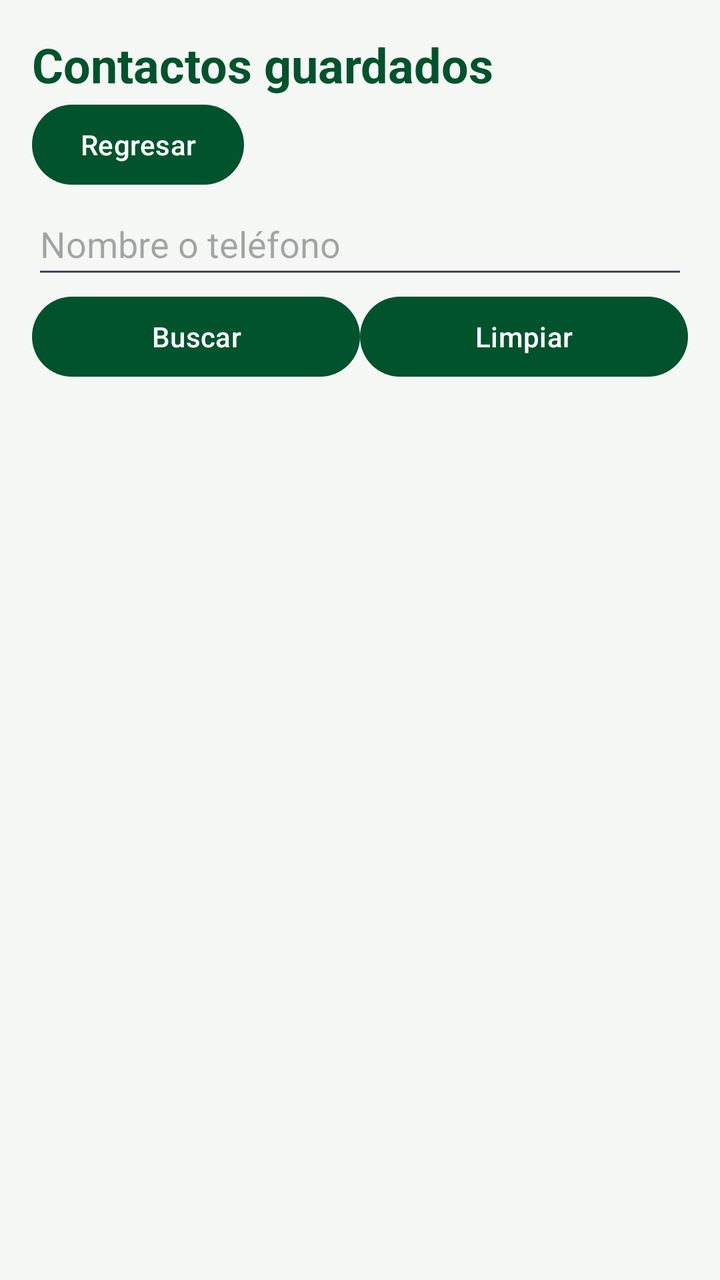
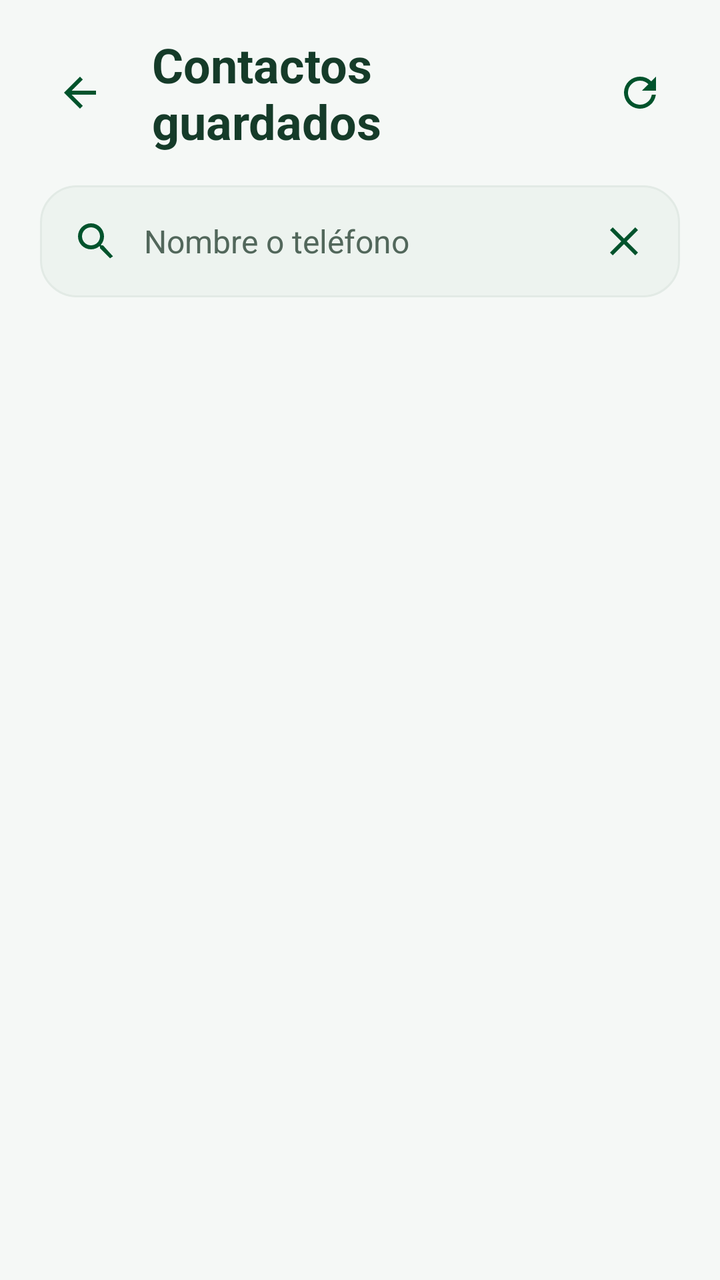

Before-and-after screenshots of an Android layout around one commit, followed by the original layout XML and the change that was made.
<!-- AndroidManifest.xml: activity theme Theme.ContactosGuardados -->
<!-- res/layout/activity_contactos.xml -->
<?xml version="1.0" encoding="utf-8"?>
<LinearLayout xmlns:android="http://schemas.android.com/apk/res/android"
    android:id="@+id/cg_raiz" android:layout_width="match_parent" android:layout_height="match_parent"
    android:orientation="vertical" android:background="#F5F7F5">
    <LinearLayout android:layout_width="match_parent" android:layout_height="wrap_content" android:orientation="vertical" android:padding="16dp">
        <TextView android:layout_width="match_parent" android:layout_height="wrap_content"
            android:text="@string/cg_titulo" android:textSize="24sp" android:textStyle="bold" android:textColor="#00532C" android:accessibilityHeading="true"/>
        <Button android:id="@+id/cg_volver" android:layout_width="wrap_content" android:layout_height="wrap_content" android:text="@string/cg_volver"/>
        <EditText android:id="@+id/cg_busqueda" android:layout_width="match_parent" android:layout_height="wrap_content"
            android:minHeight="48dp" android:hint="@string/cg_buscar_hint" android:inputType="text" android:singleLine="true" android:imeOptions="actionSearch"/>
        <LinearLayout android:layout_width="match_parent" android:layout_height="wrap_content" android:orientation="horizontal">
            <Button android:id="@+id/cg_buscar" android:layout_width="0dp" android:layout_weight="1" android:layout_height="wrap_content" android:text="@string/cg_buscar"/>
            <Button android:id="@+id/cg_limpiar" android:layout_width="0dp" android:layout_weight="1" android:layout_height="wrap_content" android:text="@string/cg_limpiar"/>
        </LinearLayout>
        <ProgressBar android:id="@+id/cg_progreso" android:layout_width="32dp" android:layout_height="32dp" android:layout_gravity="center_horizontal" android:visibility="gone"/>
        <TextView android:id="@+id/cg_estado" android:layout_width="match_parent" android:layout_height="wrap_content" android:accessibilityLiveRegion="polite" android:textColor="#333333"/>
        <Button android:id="@+id/cg_reintentar" android:layout_width="match_parent" android:layout_height="wrap_content" android:text="@string/cg_reintentar" android:visibility="gone"/>
    </LinearLayout>
    <ListView android:id="@+id/cg_lista" android:layout_width="match_parent" android:layout_height="0dp" android:layout_weight="1" android:clipToPadding="false" android:paddingLeft="16dp" android:paddingRight="16dp" android:paddingBottom="16dp" android:divider="@android:color/transparent" android:dividerHeight="12dp"/>
</LinearLayout>
<!-- resources referenced by this layout -->
<resources>
  <string name="cg_buscar">Buscar</string>
  <string name="cg_buscar_hint">Nombre o teléfono</string>
  <string name="cg_limpiar">Limpiar</string>
  <string name="cg_reintentar">Reintentar</string>
  <string name="cg_titulo">Contactos guardados</string>
  <string name="cg_volver">Regresar</string>
  <style name="Theme.ContactosGuardados" parent="Theme.Material3.Light.NoActionBar">
          <item name="colorPrimary">#00532C</item>
          <item name="colorOnPrimary">#FFFFFF</item>
          <item name="colorSecondary">#00532C</item>
          <item name="android:colorAccent">#00532C</item>
          <item name="android:windowLightStatusBar">true</item>
      </style>
</resources>

<!-- the commit's change to res/layout/activity_contactos.xml (unified diff, before → after) -->
@@ -1,20 +1,16 @@
 <?xml version="1.0" encoding="utf-8"?>
-<LinearLayout xmlns:android="http://schemas.android.com/apk/res/android"
-    android:id="@+id/cg_raiz" android:layout_width="match_parent" android:layout_height="match_parent"
-    android:orientation="vertical" android:background="#F5F7F5">
-    <LinearLayout android:layout_width="match_parent" android:layout_height="wrap_content" android:orientation="vertical" android:padding="16dp">
-        <TextView android:layout_width="match_parent" android:layout_height="wrap_content"
-            android:text="@string/cg_titulo" android:textSize="24sp" android:textStyle="bold" android:textColor="#00532C" android:accessibilityHeading="true"/>
-        <Button android:id="@+id/cg_volver" android:layout_width="wrap_content" android:layout_height="wrap_content" android:text="@string/cg_volver"/>
-        <EditText android:id="@+id/cg_busqueda" android:layout_width="match_parent" android:layout_height="wrap_content"
-            android:minHeight="48dp" android:hint="@string/cg_buscar_hint" android:inputType="text" android:singleLine="true" android:imeOptions="actionSearch"/>
-        <LinearLayout android:layout_width="match_parent" android:layout_height="wrap_content" android:orientation="horizontal">
-            <Button android:id="@+id/cg_buscar" android:layout_width="0dp" android:layout_weight="1" android:layout_height="wrap_content" android:text="@string/cg_buscar"/>
-            <Button android:id="@+id/cg_limpiar" android:layout_width="0dp" android:layout_weight="1" android:layout_height="wrap_content" android:text="@string/cg_limpiar"/>
-        </LinearLayout>
-        <ProgressBar android:id="@+id/cg_progreso" android:layout_width="32dp" android:layout_height="32dp" android:layout_gravity="center_horizontal" android:visibility="gone"/>
-        <TextView android:id="@+id/cg_estado" android:layout_width="match_parent" android:layout_height="wrap_content" android:accessibilityLiveRegion="polite" android:textColor="#333333"/>
-        <Button android:id="@+id/cg_reintentar" android:layout_width="match_parent" android:layout_height="wrap_content" android:text="@string/cg_reintentar" android:visibility="gone"/>
-    </LinearLayout>
-    <ListView android:id="@+id/cg_lista" android:layout_width="match_parent" android:layout_height="0dp" android:layout_weight="1" android:clipToPadding="false" android:paddingLeft="16dp" android:paddingRight="16dp" android:paddingBottom="16dp" android:divider="@android:color/transparent" android:dividerHeight="12dp"/>
+<LinearLayout xmlns:android="http://schemas.android.com/apk/res/android" xmlns:app="http://schemas.android.com/apk/res-auto" android:id="@+id/cg_raiz" android:layout_width="match_parent" android:layout_height="match_parent" android:orientation="vertical" android:background="#F5F8F6">
+<LinearLayout android:layout_width="match_parent" android:layout_height="wrap_content" android:padding="16dp" android:gravity="center_vertical">
+<com.google.android.material.button.MaterialButton android:id="@+id/cg_volver" style="@style/Widget.Contactos.Icon" app:icon="@drawable/cg_ic_back" android:contentDescription="@string/cg_volver" />
+<TextView android:layout_width="0dp" android:layout_weight="1" android:layout_height="wrap_content" android:layout_marginStart="12dp" android:text="@string/cg_titulo" android:textSize="24sp" android:textStyle="bold" android:textColor="#153B29" android:id="@+id/cg_encabezado"/>
+<com.google.android.material.button.MaterialButton android:id="@+id/cg_reintentar" style="@style/Widget.Contactos.Icon" app:icon="@drawable/cg_ic_refresh" android:contentDescription="@string/cg_actualizar" />
 </LinearLayout>
+<LinearLayout android:layout_width="match_parent" android:layout_height="wrap_content" android:layout_marginHorizontal="20dp" android:background="@drawable/cg_bg_search" android:gravity="center_vertical" android:padding="4dp">
+<com.google.android.material.button.MaterialButton android:id="@+id/cg_buscar" style="@style/Widget.Contactos.Icon" app:icon="@drawable/cg_ic_search" android:contentDescription="@string/cg_buscar" />
+<EditText android:importantForAutofill="no" android:id="@+id/cg_busqueda" android:layout_width="0dp" android:layout_weight="1" android:layout_height="wrap_content" android:minHeight="48dp" android:background="@null" android:hint="@string/cg_buscar_hint" android:textColor="#153B29" android:textColorHint="#52675B" android:textSize="16sp" android:inputType="text" android:singleLine="true" android:imeOptions="actionSearch"/>
+<com.google.android.material.button.MaterialButton android:id="@+id/cg_limpiar" style="@style/Widget.Contactos.Icon" app:icon="@drawable/cg_ic_close" android:contentDescription="@string/cg_limpiar" />
+</LinearLayout>
+<ProgressBar android:id="@+id/cg_progreso" style="?android:attr/progressBarStyleHorizontal" android:layout_width="match_parent" android:layout_height="4dp" android:layout_marginHorizontal="24dp" android:layout_marginTop="12dp" android:indeterminate="true" android:visibility="gone"/>
+<TextView android:id="@+id/cg_estado" android:layout_width="match_parent" android:layout_height="wrap_content" android:paddingHorizontal="24dp" android:paddingVertical="16dp" android:textSize="14sp" android:textColor="#52675B" android:accessibilityLiveRegion="polite"/>
+<ListView android:id="@+id/cg_lista" android:layout_width="match_parent" android:layout_height="0dp" android:layout_weight="1" android:clipToPadding="false" android:paddingHorizontal="20dp" android:paddingBottom="20dp" android:divider="@android:color/transparent" android:dividerHeight="12dp" android:scrollbars="none"/>
+</LinearLayout>
<!-- resource entries referenced after the edit -->
@@ -1,12 +1,26 @@
 <!-- resources referenced by this layout -->
 <resources>
+  <!-- drawable cg_bg_search (drawable) -->
+  <shape xmlns:android="http://schemas.android.com/apk/res/android"><solid android:color="#EDF3EF"/><corners android:radius="18dp"/><stroke android:width="1dp" android:color="#E2EAE5"/></shape>
+  <!-- drawable cg_ic_back (drawable) -->
+  <vector xmlns:android="http://schemas.android.com/apk/res/android" android:width="24dp" android:height="24dp" android:viewportWidth="24" android:viewportHeight="24"><path android:fillColor="#00532C" android:pathData="M20,11H7.83l5.59,-5.59L12,4l-8,8 8,8 1.41,-1.41L7.83,13H20z"/></vector>
+  <!-- drawable cg_ic_close (drawable) -->
+  <vector xmlns:android="http://schemas.android.com/apk/res/android" android:width="24dp" android:height="24dp" android:viewportWidth="24" android:viewportHeight="24"><path android:fillColor="#00532C" android:pathData="M19,6.41L17.59,5 12,10.59 6.41,5 5,6.41 10.59,12 5,17.59 6.41,19 12,13.41 17.59,19 19,17.59 13.41,12z"/></vector>
+  <!-- drawable cg_ic_refresh (drawable) -->
+  <vector xmlns:android="http://schemas.android.com/apk/res/android" android:width="24dp" android:height="24dp" android:viewportWidth="24" android:viewportHeight="24"><path android:fillColor="#00532C" android:pathData="M17.65,6.35A7.95,7.95 0,0 0,12 4a8,8 0,1 0,7.93 9h-2.02A6,6 0,1 1,12 6c1.66,0 3.14,0.69 4.22,1.78L13,11h7V4z"/></vector>
+  <!-- drawable cg_ic_search (drawable) -->
+  <vector xmlns:android="http://schemas.android.com/apk/res/android" android:width="24dp" android:height="24dp" android:viewportWidth="24" android:viewportHeight="24"><path android:fillColor="#00532C" android:pathData="M15.5,14h-0.79l-0.28,-0.27A6.471,6.471 0,0 0,16 9.5 6.5,6.5 0,1 0,9.5 16c1.61,0 3.09,-0.59 4.23,-1.57l0.27,0.28v0.79l5,4.99L20.49,19.5zM9.5,14C7.01,14 5,11.99 5,9.5S7.01,5 9.5,5 14,7.01 14,9.5 11.99,14 9.5,14z"/></vector>
+  <string name="cg_actualizar">Actualizar lista</string>
   <string name="cg_buscar">Buscar</string>
   <string name="cg_buscar_hint">Nombre o teléfono</string>
   <string name="cg_limpiar">Limpiar</string>
-  <string name="cg_reintentar">Reintentar</string>
   <string name="cg_titulo">Contactos guardados</string>
   <string name="cg_volver">Regresar</string>
+  <style name="Widget.Contactos.Icon" parent="Widget.Material3.Button.TextButton">
+  <item name="android:layout_width">48dp</item><item name="android:layout_height">48dp</item><item name="android:minWidth">48dp</item><item name="android:minHeight">48dp</item><item name="android:padding">12dp</item><item name="android:insetTop">0dp</item><item name="android:insetBottom">0dp</item><item name="iconPadding">0dp</item><item name="iconGravity">textStart</item><item name="iconSize">24dp</item><item name="cornerRadius">16dp</item><item name="iconTint">#00532C</item>
+  </style>
   <style name="Theme.ContactosGuardados" parent="Theme.Material3.Light.NoActionBar">
+          <item name="android:windowBackground">@null</item>
           <item name="colorPrimary">#00532C</item>
           <item name="colorOnPrimary">#FFFFFF</item>
           <item name="colorSecondary">#00532C</item>
